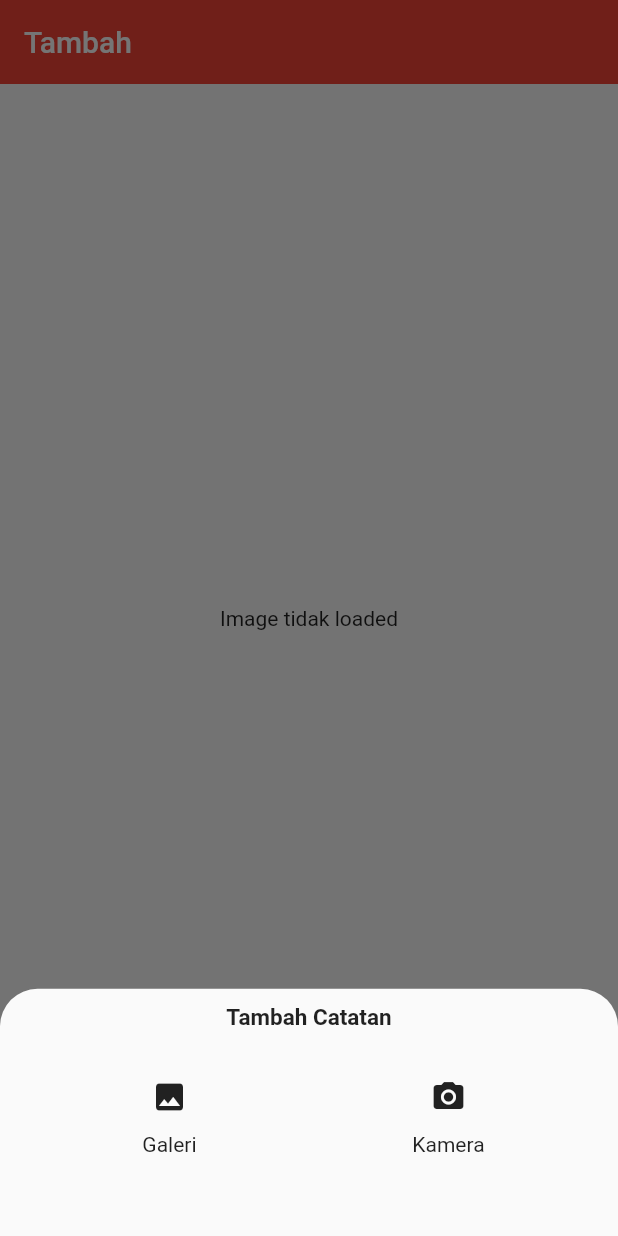
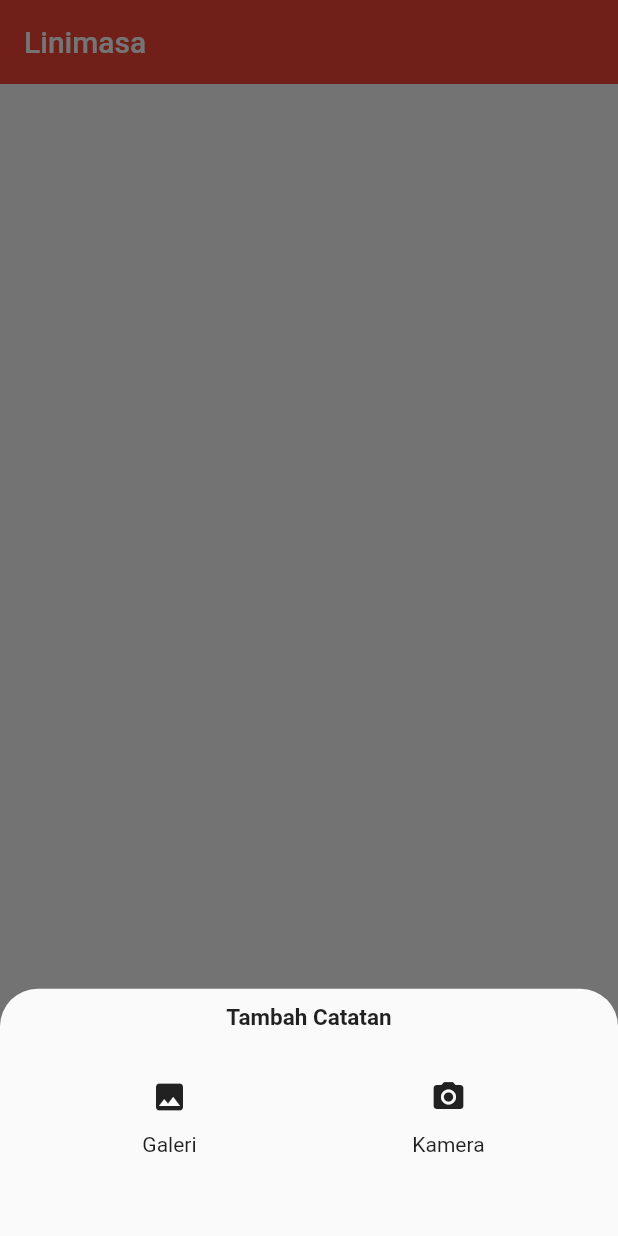
Before and after one commit to muhsanmaulana/Whir-Project, a Flutter app: the screen it shows once a user with an empty profile is signed in, item 3 of the bottom bar chosen, after a tap on the "camera alt" icon, on a phone screen of 412 x 824 dp. Run offline on Flutter 3.47's test engine with Material 2 defaults, Android fonts, the phone set to English and light mode, and no system bars; our stand-ins replace firebase_auth, image_picker; accounts and stored records are empty.

Commit message:
new update

```diff
--- a/lib/screen.dart
+++ b/lib/screen.dart
@@ -56,8 +56,8 @@ class _NavagationState extends State<Navagation> {
               label: 'Jelajah',
               backgroundColor: Colors.red),
           BottomNavigationBarItem(
-              icon: Icon(Icons.add),
-              label: 'Tambah',
+              icon: Icon(Icons.circle),
+              label: 'Linimasa',
               backgroundColor: Colors.red),
           BottomNavigationBarItem(
               icon: Icon(Icons.notifications),
--- a/lib/tambah.dart
+++ b/lib/tambah.dart
@@ -21,18 +21,9 @@ class _TambbahState extends State<Tambbah> {
   Widget build(BuildContext context) {
     return Scaffold(
       appBar: AppBar(
-        title: Text('Tambah'),
+        title: Text('Linimasa'),
         backgroundColor: Colors.red,
         elevation: 0.0,
-      ),
-      body: Center(
-          child:
-              _image == null ? Text("Image tidak loaded") : Image.file(_image)),
-      floatingActionButton: FloatingActionButton(
-        onPressed: getImage,
-        backgroundColor: Colors.red,
-        child: Icon(Icons.camera_alt),
-        tooltip: 'Increment',
       ),
     );
   }
```
Also changed, not shown: lib/notifikasi.dart (+60 -0 lines).
